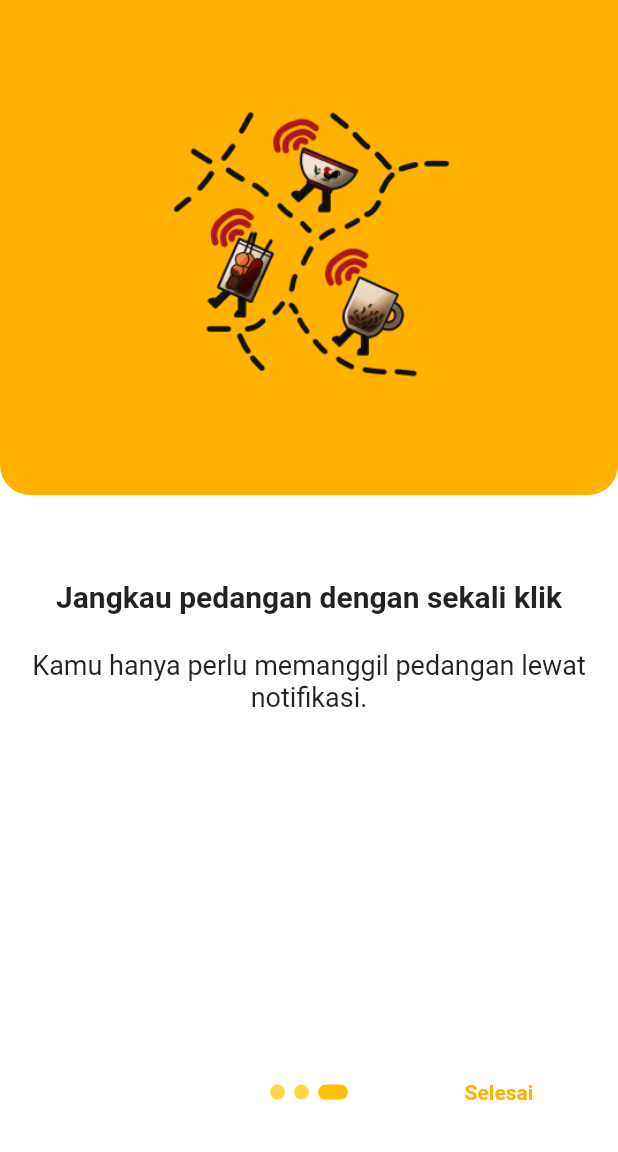
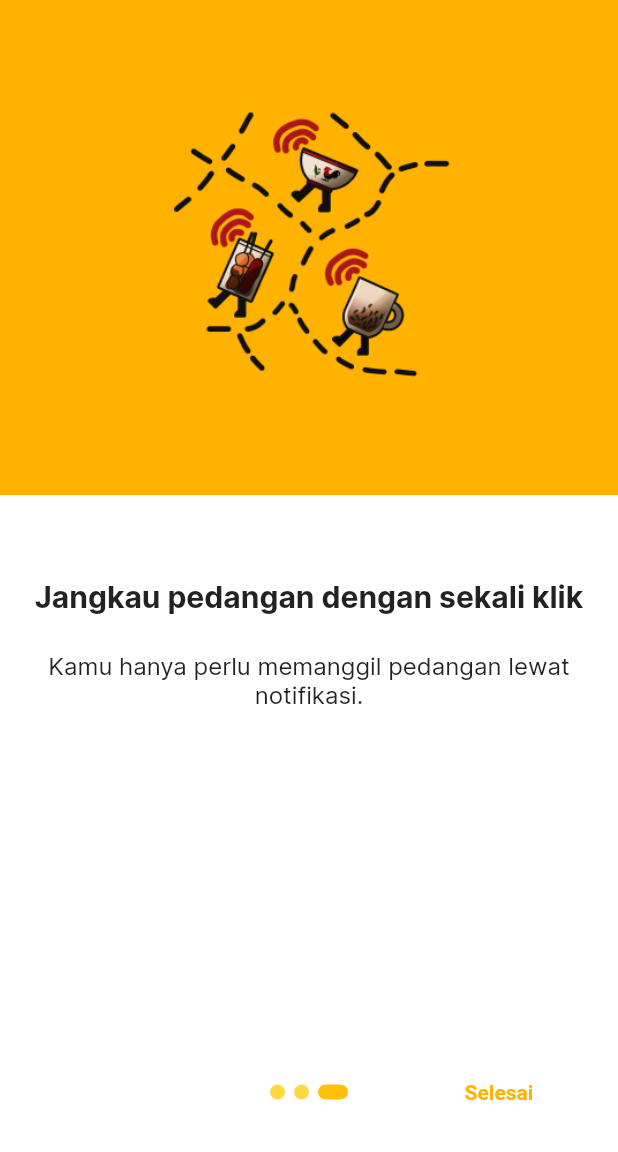
Before and after one commit to Kaki-Keenam/aplikasi-pembeli, a Flutter app: the screen it shows after launch, after a tap on "Lompat", on a phone screen of 412 x 824 dp, the part 84-1236 px from its top. Run offline on Flutter 3.47's test engine with Material 2 defaults, Android fonts, the light colour scheme and no system bars; drawn by our look-alikes of introduction_screen; our stand-ins replace cached_network_image, card_swiper, cloud_firestore, connectivity_plus, email_validator, firebase_auth and 14 more; missing offline and left inert: flutter_animarker; accounts and stored records are empty.

Commit message:
2November

```diff
--- a/lib/app/modules/components/widgets/screens/page_switcher.dart
+++ b/lib/app/modules/components/widgets/screens/page_switcher.dart
@@ -54,7 +54,7 @@ class BottomGradientWidget extends StatelessWidget {
   @override
   Widget build(BuildContext context) {
     return Positioned(
-      bottom: 0,
+      bottom: -40,
       child: Container(
         width: MediaQuery.of(context).size.width,
         height: 150,
--- a/lib/app/modules/home/views/home_view.dart
+++ b/lib/app/modules/home/views/home_view.dart
@@ -164,7 +164,6 @@ class HomeView extends GetView<HomeController> {
                                       physics: NeverScrollableScrollPhysics(),
                                       itemCount: product.data?.length ?? 3,
                                       itemBuilder: (context, index) {
-                                        print("${product.data?[index].distance}");
                                         return FoodView(
                                           product: product.data?[index],
                                           func: () => Get.toNamed(
--- a/lib/app/modules/onboarding/views/onboarding_view.dart
+++ b/lib/app/modules/onboarding/views/onboarding_view.dart
@@ -26,15 +26,15 @@ class OnboardingView extends StatelessWidget {
           PageViewModel(
             title: Strings.title1,
             body: Strings.content1,
+            decoration: PageDecoration(
+              titleTextStyle: TextStyle(fontFamily: 'inter', fontSize: 20, fontWeight: FontWeight.bold),
+              bodyTextStyle: TextStyle(fontFamily: 'inter', fontSize: 16),
+            ),
             image: Container(
               width: Get.width,
               height: Get.width,
               decoration: BoxDecoration(
                 color: Colors.amber[600],
-                borderRadius: BorderRadius.only(
-                  bottomRight: Radius.circular(20),
-                  bottomLeft: Radius.circular(20),
-                ),
               ),
               child: Container(
                 child: Center(
@@ -49,15 +49,16 @@ class OnboardingView extends StatelessWidget {
           PageViewModel(
             title: Strings.title2,
             body: Strings.content2,
+            decoration: PageDecoration(
+              titleTextStyle: TextStyle(fontFamily: 'inter', fontSize: 20, fontWeight: FontWeight.bold),
+              bodyTextStyle: TextStyle(fontFamily: 'inter', fontSize: 16),
+            ),
             image: Container(
               width: Get.width,
               height: Get.width,
               decoration: BoxDecoration(
                   color: Colors.amber[600],
-                  borderRadius: BorderRadius.only(
-                    bottomRight: Radius.circular(20),
-                    bottomLeft: Radius.circular(20),
-                  )),
+                 ),
               child: Container(
                 child: Center(
                   child: Image.asset(
@@ -71,14 +72,16 @@ class OnboardingView extends StatelessWidget {
           PageViewModel(
             title: Strings.title3,
             body: Strings.content3,
+            decoration: PageDecoration(
+              titleTextStyle: TextStyle(fontFamily: 'inter', fontSize: 20, fontWeight: FontWeight.bold),
+              bodyTextStyle: TextStyle(fontFamily: 'inter', fontSize: 16),
+            ),
             image: Container(
               width: Get.width,
               height: Get.width,
               decoration: BoxDecoration(
                   color: Colors.amber[600],
                   borderRadius: BorderRadius.only(
-                    bottomRight: Radius.circular(20),
-                    bottomLeft: Radius.circular(20),
                   )),
               child: Container(
                 child: Center(
--- a/lib/app/routes/app_pages.dart
+++ b/lib/app/routes/app_pages.dart
@@ -21,7 +21,7 @@ import 'package:kakikeenam/app/modules/vendor_detail/bindings/vendor_detail_bind
 import 'package:kakikeenam/app/modules/vendor_detail/views/vendor_detail_view.dart';
 import 'package:kakikeenam/app/modules/welcome/welcome_page.dart';
 
-import '../../app_binding.dart';
+import '../../dependency_injection.dart';
 
 part 'app_routes.dart';
 
@@ -46,9 +46,7 @@ class AppPages {
       page: () => ForgetPasswordView(),
       binding: ForgetPasswordBinding(),
     ),
-    GetPage(name: _Paths.PAGE_SWITCHER, page: () => PageSwitcher(), bindings: [
-      AppBinding(),
-    ]),
+    GetPage(name: _Paths.PAGE_SWITCHER, page: () => PageSwitcher(),),
     GetPage(name: _Paths.WELCOME_PAGE, page: () => WelcomePage()),
     GetPage(
       name: _Paths.MAPS_LOCATION,
--- a/lib/app_binding.dart
+++ b/lib/dependency_injection.dart
@@ -9,14 +9,15 @@ import 'package:kakikeenam/app/modules/settings/controllers/settings_controller.
 import 'app/modules/trans_history/controllers/trans_history_controller.dart';
 
 
-class AppBinding extends Bindings {
+class DependencyInjection extends Bindings {
   @override
-  void dependencies() async {
+  void dependencies() {
     Get.put(LocationController(), permanent: true);
     Get.put(Transaction_state_controller(), permanent: true);
 
     Get.lazyPut<TransHistoryController>(
-          () => TransHistoryController(),
+            () => TransHistoryController(),
+        fenix: true
     );
     Get.lazyPut<HomeController>(
           () => HomeController(),
--- a/lib/main.dart
+++ b/lib/main.dart
@@ -1,4 +1,4 @@
-import 'package:awesome_notifications/awesome_notifications.dart';
+
 import 'package:connectivity_plus/connectivity_plus.dart';
 import 'package:firebase_core/firebase_core.dart';
 import 'package:firebase_messaging/firebase_messaging.dart';
@@ -7,6 +7,7 @@ import 'package:flutter/services.dart';
 import 'package:get/get.dart';
 import 'package:get_storage/get_storage.dart';
 import 'package:kakikeenam/app/controllers/auth_controller.dart';
+import 'package:kakikeenam/dependency_injection.dart';
 
 import 'app/modules/components/widgets/splash_screen.dart';
 import 'app/routes/app_pages.dart';
@@ -46,6 +47,7 @@ class MyApp extends StatelessWidget {
         if (snapshot.connectionState == ConnectionState.done) {
           return Obx(() => GetMaterialApp(
                 debugShowCheckedModeBanner: false,
+                initialBinding: DependencyInjection(),
                 title: "Kakikeenam",
                 theme: ThemeData(
                   colorScheme: ColorScheme.light(primary: Color(0xFFFFB300)),
```
Also changed, not shown: lib/app/data/services/messaging/fcm.dart (+5 -14 lines), lib/app/modules/components/model_view/food_nearby_view.dart (+33 -27 lines), lib/app/modules/components/model_view/food_view.dart (+1 -24 lines), lib/app/modules/components/model_view/transaction_view.dart (+4 -17 lines), lib/app/modules/components/widgets/custom_bottom_navigation_bar.dart (+11 -3 lines), lib/app/modules/components/widgets/modal_view/login_modal_view.dart (+4 -4 lines), lib/app/modules/components/widgets/modal_view/register_modal_view.dart (+6 -6 lines), lib/app/modules/detailitem/views/detailitem_view.dart (+15 -13 lines), lib/app/modules/trans_history/views/trans_history_view.dart (+7 -5 lines), lib/app/modules/welcome/welcome_page.dart (+12 -10 lines), pubspec.lock.
